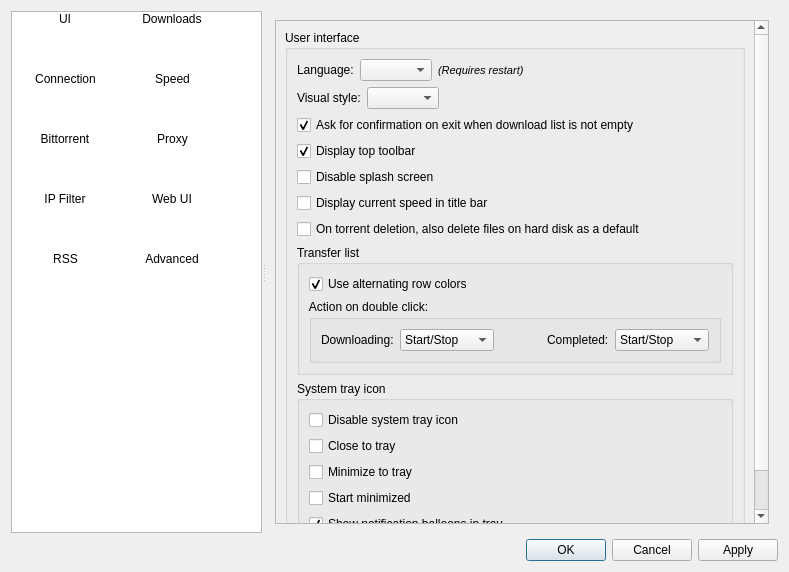
Above: src/ui/options.ui from SysAdminDoc/qBittorrent-Vanced before the change. Below: the same form after it.
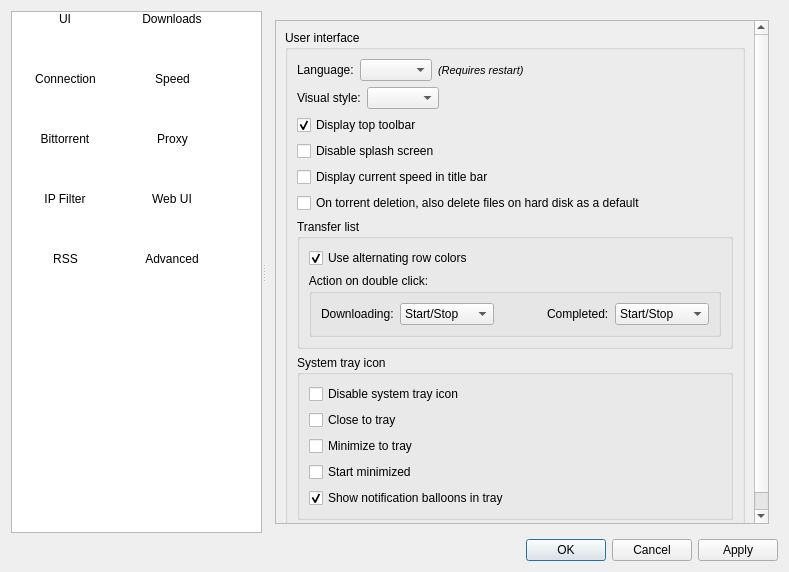
That is the form after the change. Icons and pictures are not drawn.

```diff
--- a/src/ui/options.ui
+++ b/src/ui/options.ui
@@ -242,7 +242,7 @@
              <x>0</x>
              <y>0</y>
              <width>506</width>
-             <height>571</height>
+             <height>543</height>
             </rect>
            </property>
            <layout class="QVBoxLayout" name="verticalLayout_9">
@@ -335,16 +335,6 @@
                  </item>
                 </layout>
                </item>
-               <item>
-                <widget class="QCheckBox" name="checkConfirmExit">
-                 <property name="text">
-                  <string>Ask for confirmation on exit when download list is not empty</string>
-                 </property>
-                 <property name="checked">
-                  <bool>true</bool>
-                 </property>
-                </widget>
-               </item>
                <item>
                 <widget class="QCheckBox" name="checkDisplayToolbar">
                  <property name="text">
```
Left out of the diff: 33 changed lines with no effect on the pictures.
